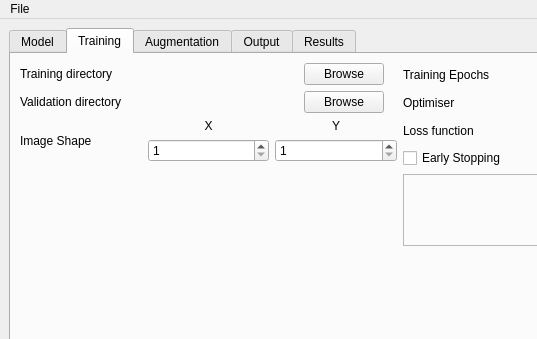
This is gui/nntrainer/gui/ui/nntrainer.ui in simonrw/nntrainer as Qt 5 draws it before an edit; both pictures show x 0 to 537 and y 0 to 339 of the 800 by 600 pixel window. The edited form follows.
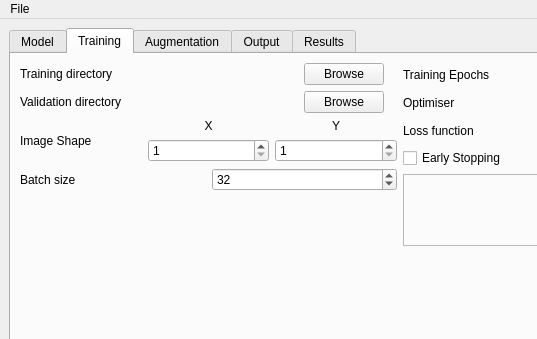
This is the edited form. The open tabs and pages were chosen to show the change.

Commit message: Include batch size as input

Diff of the .ui file:
```diff
--- a/gui/nntrainer/gui/ui/nntrainer.ui
+++ b/gui/nntrainer/gui/ui/nntrainer.ui
@@ -276,6 +276,30 @@
             </item>
            </layout>
           </item>
+          <item>
+           <layout class="QHBoxLayout" name="horizontalLayout_15">
+            <item>
+             <widget class="QLabel" name="label_12">
+              <property name="text">
+               <string>Batch size</string>
+              </property>
+             </widget>
+            </item>
+            <item>
+             <widget class="QSpinBox" name="batchSizeSelector">
+              <property name="minimum">
+               <number>1</number>
+              </property>
+              <property name="maximum">
+               <number>9999</number>
+              </property>
+              <property name="value">
+               <number>32</number>
+              </property>
+             </widget>
+            </item>
+           </layout>
+          </item>
           <item>
            <spacer name="verticalSpacer">
             <property name="orientation">
```
Left out of the diff: 4 changed lines with no effect on the pictures. The commit also changes 3 other files.
